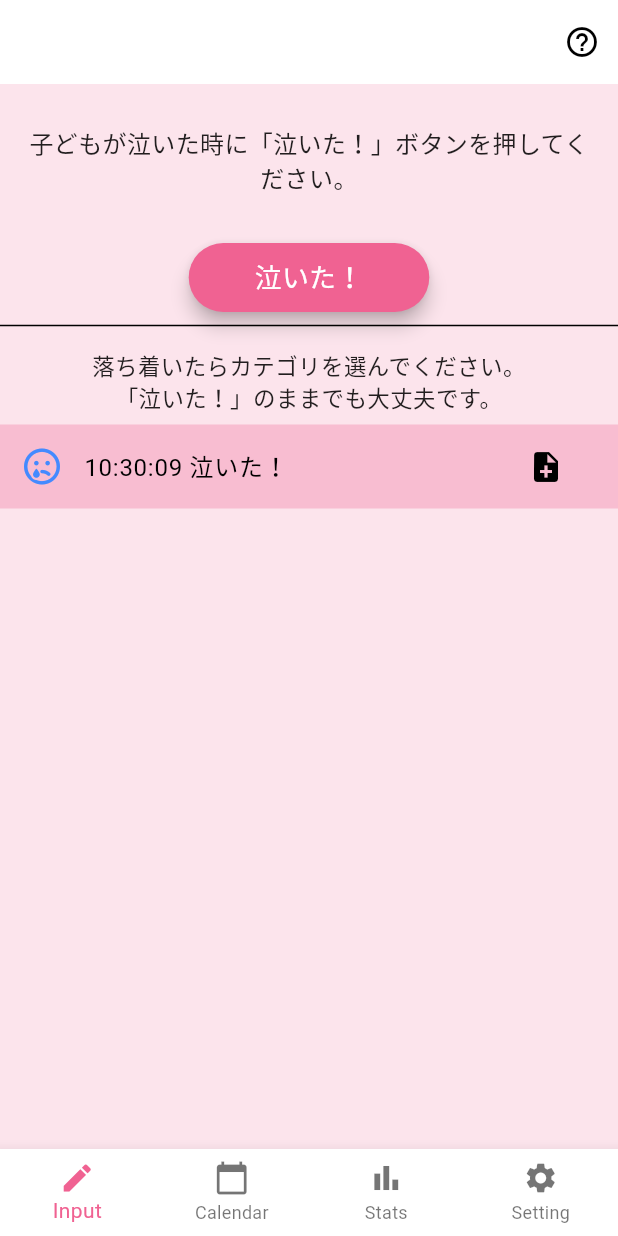
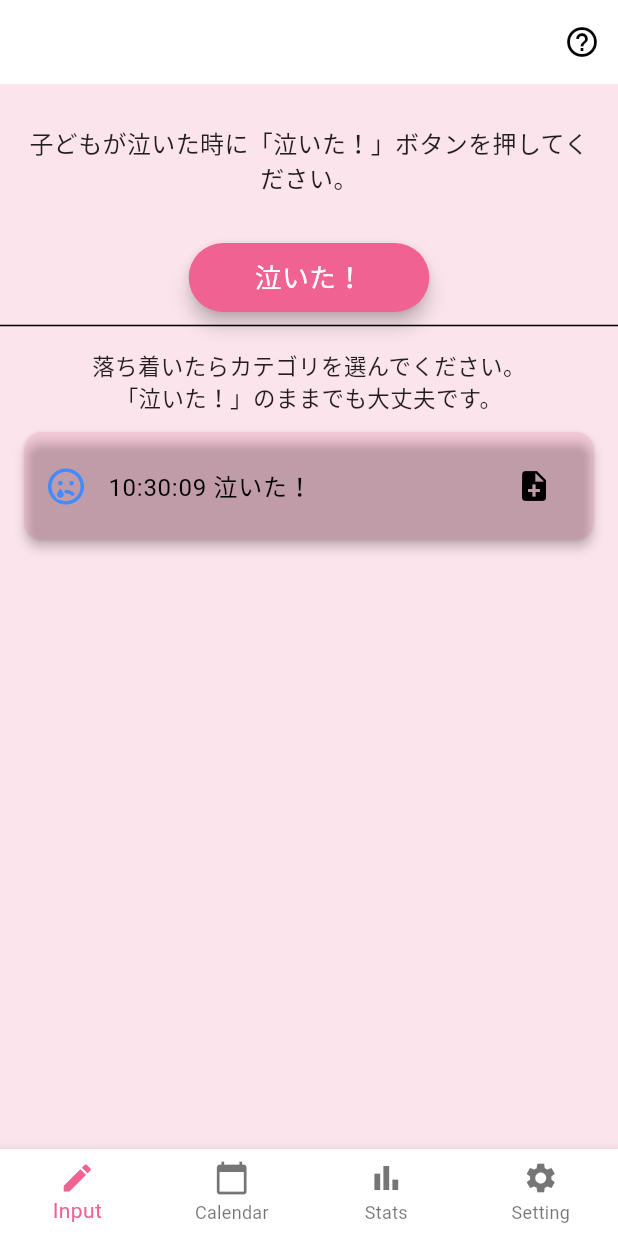
Before and after one commit to Ta813/nakimemo, a Flutter app: the screen it shows after launch, after a tap on "泣いた！", on a phone screen of 412 x 824 dp. Run offline on Flutter 3.47's test engine with Material 3 defaults, Android fonts, the phone set to English and light mode, and no system bars; drawn by our look-alikes of google_mobile_ads; our stand-ins replace fl_chart, flutter_dotenv, font_awesome_flutter, shared_preferences, table_calendar; missing offline and left inert: home_widget; generated files the repository leaves out were written again; network calls fail.

```diff
--- a/lib/screens/input_screen.dart
+++ b/lib/screens/input_screen.dart
@@ -292,20 +292,28 @@ class _InputScreenState extends State<InputScreen> {
           }
         },
         child: Container(
-          color: isNew
-              ? themeColor.withOpacity(0.3)
-              : Colors.transparent, // 新規行にテーマ色を適用
+          margin: const EdgeInsets.symmetric(horizontal: 12, vertical: 1),
+          child: Card(
+            elevation: 3,
+            shape: RoundedRectangleBorder(
+              borderRadius: BorderRadius.circular(12),
+            ),
+            color: isNew ? themeColor.withOpacity(0.15) : Colors.white,
             child: ListTile(
+              contentPadding:
+                  const EdgeInsets.symmetric(horizontal: 16, vertical: 8),
               leading: Icon(
                 _getCategoryIcon(log),
                 color: _getCategoryColor(log),
               ),
               title: Text(
                 log.replaceFirst(RegExp(r'\.\d{3}'), ''),
+                style: TextStyle(fontSize: 16),
               ),
               trailing: IconButton(
                 icon: Icon(Icons.note_add),
-              onPressed: () => _showMemoDialog(index), // メモ追加ダイアログを表示
+                onPressed: () => _showMemoDialog(index),
+              ),
             ),
           ),
         ),
```
Also changed, not shown: lib/screens/calendar_screen.dart (+12 -4 lines), lib/assets/nakimemo.png, 11 other files. Lines whose indentation alone changed are shown as unchanged.
